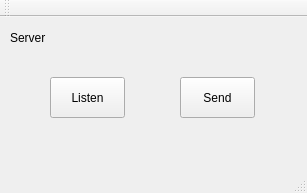
Qt form NetworkServer/NetworkServer/mainwindow.ui (GorgedeLoup/TcpNetwork) before a commit.
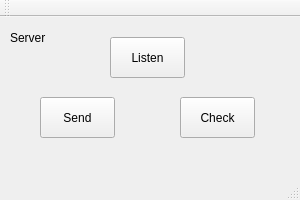
The same form after that commit.

What changed in the file:
```diff
--- a/NetworkServer/NetworkServer/mainwindow.ui
+++ b/NetworkServer/NetworkServer/mainwindow.ui
@@ -6,8 +6,8 @@
    <rect>
     <x>0</x>
     <y>0</y>
-    <width>307</width>
-    <height>193</height>
+    <width>300</width>
+    <height>200</height>
    </rect>
   </property>
   <property name="windowTitle">
@@ -17,8 +17,8 @@
    <widget class="QPushButton" name="u_listenButton">
     <property name="geometry">
      <rect>
-      <x>50</x>
-      <y>60</y>
+      <x>110</x>
+      <y>20</y>
       <width>75</width>
       <height>41</height>
      </rect>
@@ -30,8 +30,8 @@
    <widget class="QPushButton" name="u_sendButton">
     <property name="geometry">
      <rect>
-      <x>180</x>
-      <y>60</y>
+      <x>40</x>
+      <y>80</y>
       <width>75</width>
       <height>41</height>
      </rect>
@@ -53,6 +53,19 @@
      <string>Server</string>
     </property>
    </widget>
+   <widget class="QPushButton" name="u_checkButton">
+    <property name="geometry">
+     <rect>
+      <x>180</x>
+      <y>80</y>
+      <width>75</width>
+      <height>41</height>
+     </rect>
+    </property>
+    <property name="text">
+     <string>Check</string>
+    </property>
+   </widget>
   </widget>
   <widget class="QMenuBar" name="menuBar">
    <property name="geometry">
```
Left out of the diff: 2 changed lines with no effect on the pictures.
